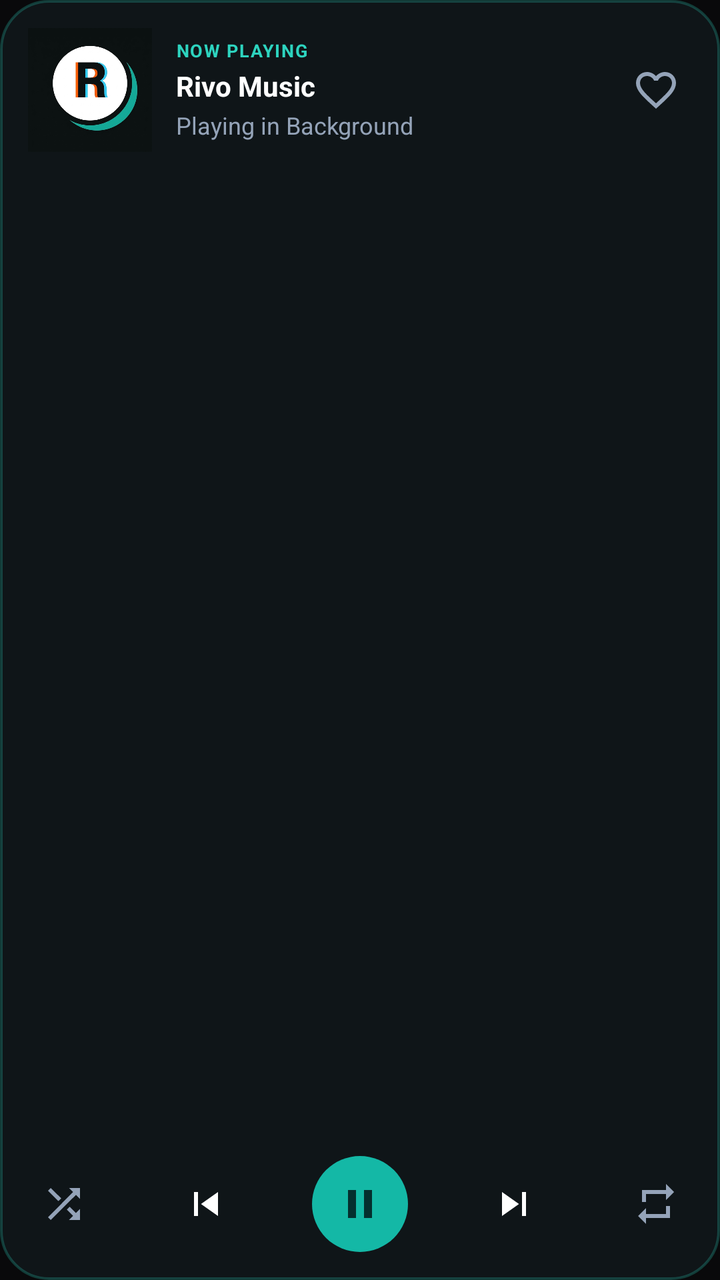
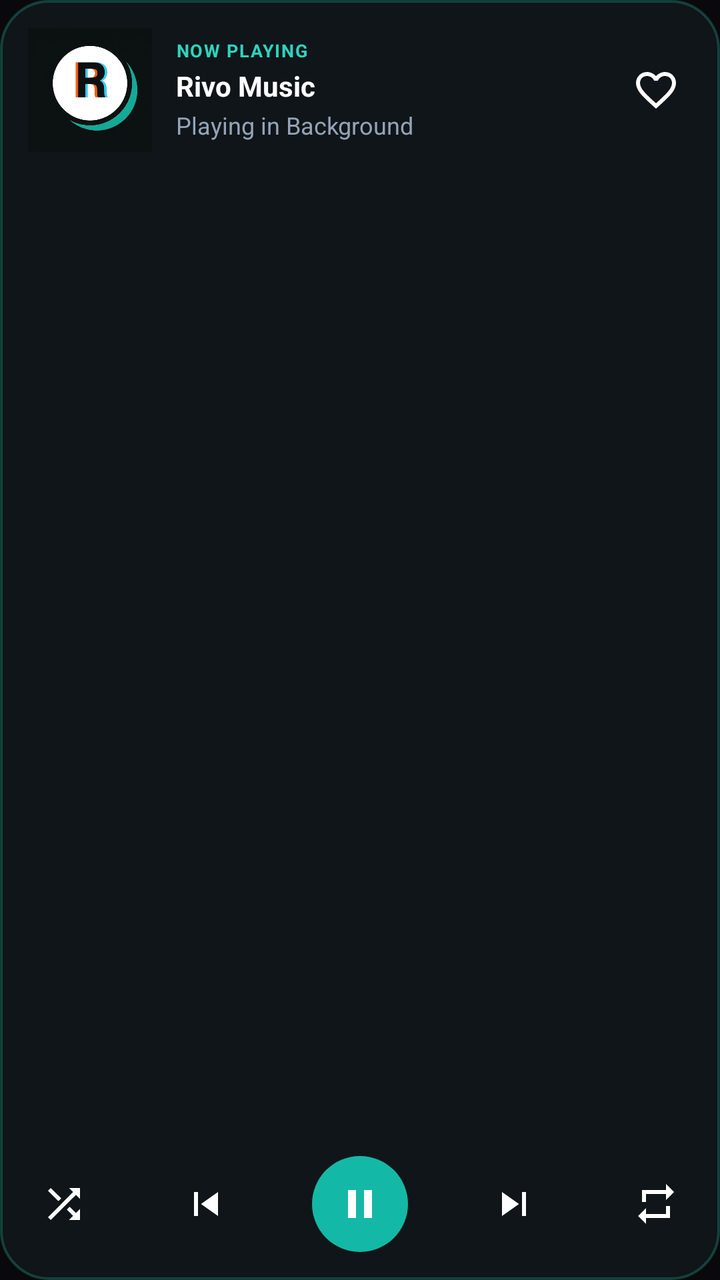

Compare the two renders of this Android layout. The source of the first and the diff that turns it into the second are given below.
<!-- AndroidManifest.xml: application theme AppTheme -->
<!-- res/layout/widget_4x2.xml -->
<?xml version="1.0" encoding="utf-8"?>
<LinearLayout xmlns:android="http://schemas.android.com/apk/res/android"
    android:layout_width="match_parent"
    android:layout_height="match_parent"
    android:orientation="vertical"
    android:background="@drawable/widget_bg_4x2"
    android:padding="14dp">

    
    <LinearLayout
        android:layout_width="match_parent"
        android:layout_height="wrap_content"
        android:orientation="horizontal"
        android:gravity="center_vertical">

        <ImageView
            android:id="@+id/widget_42_art"
            android:layout_width="62dp"
            android:layout_height="62dp"
            android:scaleType="centerCrop"
            android:background="#162329"
            android:src="@drawable/logo"
            android:contentDescription="Album Art" />

        <LinearLayout
            android:layout_width="0dp"
            android:layout_height="wrap_content"
            android:layout_weight="1"
            android:orientation="vertical"
            android:paddingStart="12dp"
            android:paddingEnd="8dp">

            <TextView
                android:layout_width="wrap_content"
                android:layout_height="wrap_content"
                android:text="NOW PLAYING"
                android:textSize="9sp"
                android:textStyle="bold"
                android:textColor="#2dd4bf"
                android:letterSpacing="0.06" />

            <TextView
                android:id="@+id/widget_42_title"
                android:layout_width="match_parent"
                android:layout_height="wrap_content"
                android:text="Rivo Music"
                android:textSize="14sp"
                android:textStyle="bold"
                android:textColor="#FFFFFF"
                android:singleLine="true"
                android:ellipsize="end"
                android:layout_marginTop="2dp" />

            <TextView
                android:id="@+id/widget_42_artist"
                android:layout_width="match_parent"
                android:layout_height="wrap_content"
                android:text="Playing in Background"
                android:textSize="12sp"
                android:textColor="#94a3b8"
                android:singleLine="true"
                android:ellipsize="end"
                android:layout_marginTop="2dp" />
        </LinearLayout>

        <ImageButton
            android:id="@+id/widget_42_btn_like"
            android:layout_width="36dp"
            android:layout_height="36dp"
            android:src="@drawable/ic_notification_like"
            android:background="?android:attr/selectableItemBackgroundBorderless"
            android:tint="#94a3b8"
            android:contentDescription="Favorite" />
    </LinearLayout>

    <Space
        android:layout_width="match_parent"
        android:layout_height="0dp"
        android:layout_weight="1" />

    
    <LinearLayout
        android:layout_width="match_parent"
        android:layout_height="wrap_content"
        android:orientation="horizontal"
        android:gravity="center_vertical"
        android:layout_marginTop="8dp">

        <ImageButton
            android:id="@+id/widget_42_btn_shuffle"
            android:layout_width="36dp"
            android:layout_height="36dp"
            android:src="@drawable/ic_notification_shuffle"
            android:background="?android:attr/selectableItemBackgroundBorderless"
            android:tint="#94a3b8"
            android:contentDescription="Shuffle" />

        <Space
            android:layout_width="0dp"
            android:layout_height="1dp"
            android:layout_weight="1" />

        <ImageButton
            android:id="@+id/widget_42_btn_prev"
            android:layout_width="40dp"
            android:layout_height="40dp"
            android:src="@drawable/ic_notification_prev"
            android:background="?android:attr/selectableItemBackgroundBorderless"
            android:tint="#FFFFFF"
            android:contentDescription="Previous" />

        <Space
            android:layout_width="0dp"
            android:layout_height="1dp"
            android:layout_weight="1" />

        <ImageButton
            android:id="@+id/widget_42_btn_play_pause"
            android:layout_width="48dp"
            android:layout_height="48dp"
            android:src="@drawable/ic_notification_pause"
            android:background="@drawable/lock_play_circle"
            android:tint="#042f2e"
            android:contentDescription="Play/Pause" />

        <Space
            android:layout_width="0dp"
            android:layout_height="1dp"
            android:layout_weight="1" />

        <ImageButton
            android:id="@+id/widget_42_btn_next"
            android:layout_width="40dp"
            android:layout_height="40dp"
            android:src="@drawable/ic_notification_next"
            android:background="?android:attr/selectableItemBackgroundBorderless"
            android:tint="#FFFFFF"
            android:contentDescription="Next" />

        <Space
            android:layout_width="0dp"
            android:layout_height="1dp"
            android:layout_weight="1" />

        <ImageButton
            android:id="@+id/widget_42_btn_repeat"
            android:layout_width="36dp"
            android:layout_height="36dp"
            android:src="@drawable/ic_notification_repeat"
            android:background="?android:attr/selectableItemBackgroundBorderless"
            android:tint="#94a3b8"
            android:contentDescription="Repeat" />
    </LinearLayout>

</LinearLayout>
<!-- resources referenced by this layout -->
<resources>
  <!-- drawable ic_notification_like (drawable) -->
  <vector xmlns:android="http://schemas.android.com/apk/res/android"
      android:width="24dp"
      android:height="24dp"
      android:viewportWidth="24"
      android:viewportHeight="24">
    <path
        android:fillColor="#FFFFFFFF"
        android:pathData="M12,21.35l-1.45,-1.32C5.4,15.36 2,12.28 2,8.5 2,5.42 4.42,3 7.5,3c1.74,0 3.41,0.81 4.5,2.09C13.09,3.81 14.76,3 16.5,3 19.58,3 22,5.42 22,8.5c0,3.78 -3.4,6.86 -8.55,11.54L12,21.35zM12.1,18.55C16.85,14.24 20,11.39 20,8.5 20,6.5 18.5,5 16.5,5c-1.54,0 -3.04,0.99 -3.57,2.36h-1.87C10.54,5.99 9.04,5 7.5,5 5.5,5 4,6.5 4,8.5c0,2.89 3.15,5.74 7.9,10.05l0.2,0.18 0.2,-0.18z"/>
  </vector>
  <!-- drawable ic_notification_next (drawable) -->
  <vector xmlns:android="http://schemas.android.com/apk/res/android"
      android:width="24dp"
      android:height="24dp"
      android:viewportWidth="24"
      android:viewportHeight="24">
    <path
        android:fillColor="#FFFFFFFF"
        android:pathData="M6,18l8.5,-6L6,6v12zm10,-12v12h2V6h-2z"/>
  </vector>
  <!-- drawable ic_notification_pause (drawable) -->
  <vector xmlns:android="http://schemas.android.com/apk/res/android"
      android:width="24dp"
      android:height="24dp"
      android:viewportWidth="24"
      android:viewportHeight="24">
    <path
        android:fillColor="#FFFFFFFF"
        android:pathData="M6,5h4v14H6V5zm8,0h4v14h-4V5z"/>
  </vector>
  <!-- drawable ic_notification_prev (drawable) -->
  <vector xmlns:android="http://schemas.android.com/apk/res/android"
      android:width="24dp"
      android:height="24dp"
      android:viewportWidth="24"
      android:viewportHeight="24">
    <path
        android:fillColor="#FFFFFFFF"
        android:pathData="M6,6h2v12H6V6zm3.5,6l8.5,6V6l-8.5,6z"/>
  </vector>
  <!-- drawable ic_notification_repeat (drawable) -->
  <vector xmlns:android="http://schemas.android.com/apk/res/android"
      android:width="24dp"
      android:height="24dp"
      android:viewportWidth="24"
      android:viewportHeight="24">
    <path
        android:fillColor="#FFFFFFFF"
        android:pathData="M7,7h10v3l4,-4 -4,-4v3H5v6h2V7zm10,10H7v-3l-4,4 4,4v-3h12v-6h-2v4z"/>
  </vector>
  <!-- drawable ic_notification_shuffle (drawable) -->
  <vector xmlns:android="http://schemas.android.com/apk/res/android"
      android:width="24dp"
      android:height="24dp"
      android:viewportWidth="24"
      android:viewportHeight="24">
    <path
        android:fillColor="#FFFFFFFF"
        android:pathData="M10.59,9.17L5.41,4 4,5.41l5.17,5.17 1.42,-1.41zM14.5,4l2.04,2.04L4,18.59 5.41,20 17.96,7.46 20,9.5V4h-5.5zm0.33,9.41l-1.41,1.41 3.13,3.13L14.5,20H20v-5.5l-2.04,2.04 -3.13,-3.13z"/>
  </vector>
  <!-- drawable lock_play_circle (drawable) -->
  <?xml version="1.0" encoding="utf-8"?>
  <shape xmlns:android="http://schemas.android.com/apk/res/android"
      android:shape="oval">
      <solid android:color="#14b8a6" />
  </shape>
  <!-- drawable widget_bg_4x2 (drawable) -->
  <?xml version="1.0" encoding="utf-8"?>
  <shape xmlns:android="http://schemas.android.com/apk/res/android"
      android:shape="rectangle">
      <corners android:radius="24dp" />
      <solid android:color="#F00f1619" />
      <stroke android:width="1.2dp" android:color="#402dd4bf" />
  </shape>
  <style name="AppTheme" parent="Theme.AppCompat.DayNight.NoActionBar">
      <item name="android:textColor">@android:color/white</item>
      <item name="android:editTextStyle">@style/ResetEditText</item>
      <item name="android:editTextBackground">@drawable/rn_edit_text_material</item>
      <item name="colorPrimary">@color/colorPrimary</item>
      <item name="android:statusBarColor">#09090b</item>
      <item name="android:windowBackground">#09090b</item>
    </style>
  <style name="ResetEditText" parent="@android:style/Widget.EditText">
      <item name="android:padding">0dp</item>
      <item name="android:textColorHint">#c8c8c8</item>
      <item name="android:textColor">@android:color/white</item>
    </style>
  <color name="colorPrimary">#17a398</color>
  <!-- unchanged entries left out for length: 2 -->
</resources>

<!-- the commit's change to res/layout/widget_4x2.xml (unified diff, before → after) -->
@@ -69,7 +69,6 @@
             android:layout_height="36dp"
             android:src="@drawable/ic_notification_like"
             android:background="?android:attr/selectableItemBackgroundBorderless"
-            android:tint="#94a3b8"
             android:contentDescription="Favorite" />
     </LinearLayout>
 
@@ -92,7 +91,6 @@
             android:layout_height="36dp"
             android:src="@drawable/ic_notification_shuffle"
             android:background="?android:attr/selectableItemBackgroundBorderless"
-            android:tint="#94a3b8"
             android:contentDescription="Shuffle" />
 
         <Space
@@ -106,7 +104,6 @@
             android:layout_height="40dp"
             android:src="@drawable/ic_notification_prev"
             android:background="?android:attr/selectableItemBackgroundBorderless"
-            android:tint="#FFFFFF"
             android:contentDescription="Previous" />
 
         <Space
@@ -120,7 +117,6 @@
             android:layout_height="48dp"
             android:src="@drawable/ic_notification_pause"
             android:background="@drawable/lock_play_circle"
-            android:tint="#042f2e"
             android:contentDescription="Play/Pause" />
 
         <Space
@@ -134,7 +130,6 @@
             android:layout_height="40dp"
             android:src="@drawable/ic_notification_next"
             android:background="?android:attr/selectableItemBackgroundBorderless"
-            android:tint="#FFFFFF"
             android:contentDescription="Next" />
 
         <Space
@@ -148,7 +143,6 @@
             android:layout_height="36dp"
             android:src="@drawable/ic_notification_repeat"
             android:background="?android:attr/selectableItemBackgroundBorderless"
-            android:tint="#94a3b8"
             android:contentDescription="Repeat" />
     </LinearLayout>
 
